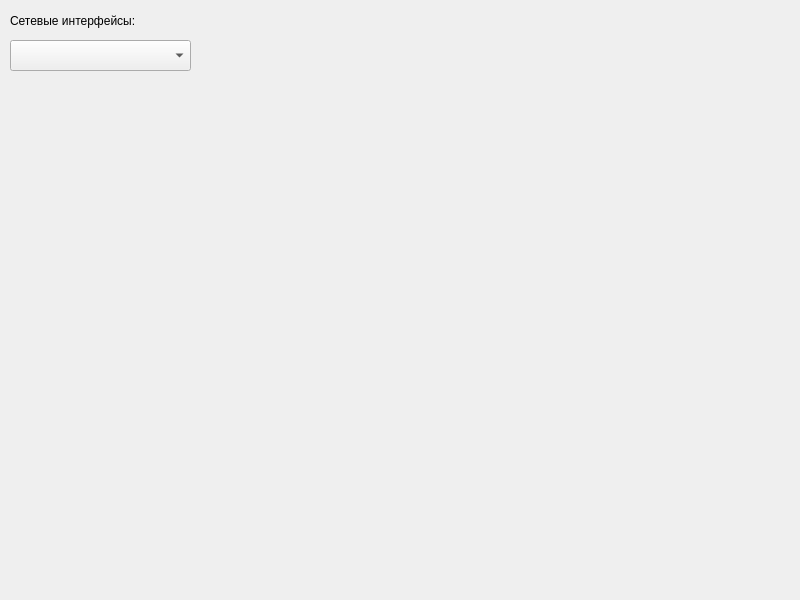
Qt form KursWorkPaps/mainwindow.ui (HellsSenju/KursWorkPaps) before a commit.
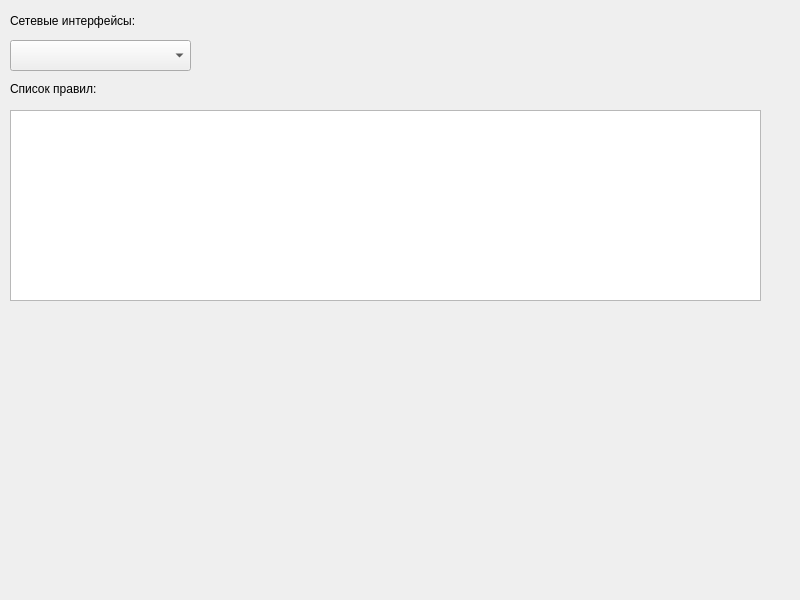
The same form after that commit.

Patch:
```diff
--- a/KursWorkPaps/mainwindow.ui
+++ b/KursWorkPaps/mainwindow.ui
@@ -37,6 +37,29 @@
      <string>Сетевые интерфейсы:</string>
     </property>
    </widget>
+   <widget class="QLabel" name="label_2">
+    <property name="geometry">
+     <rect>
+      <x>10</x>
+      <y>80</y>
+      <width>111</width>
+      <height>17</height>
+     </rect>
+    </property>
+    <property name="text">
+     <string>Список правил:</string>
+    </property>
+   </widget>
+   <widget class="QListWidget" name="listWidget_rules">
+    <property name="geometry">
+     <rect>
+      <x>10</x>
+      <y>110</y>
+      <width>751</width>
+      <height>191</height>
+     </rect>
+    </property>
+   </widget>
   </widget>
  </widget>
  <resources/>
```
